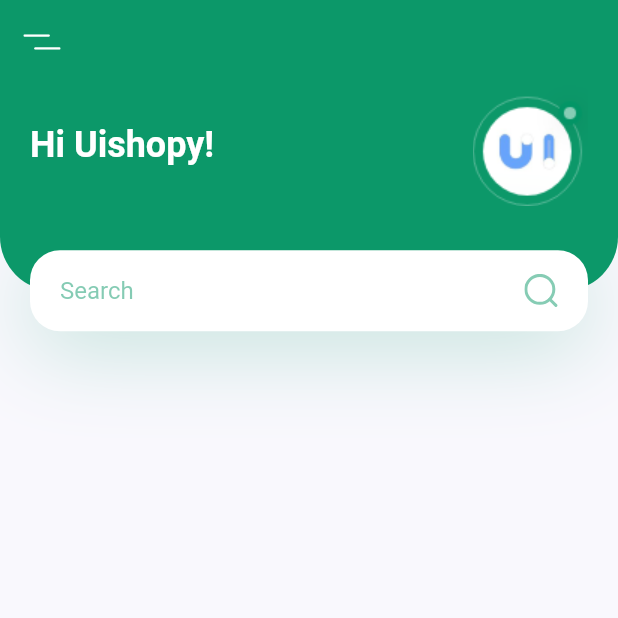
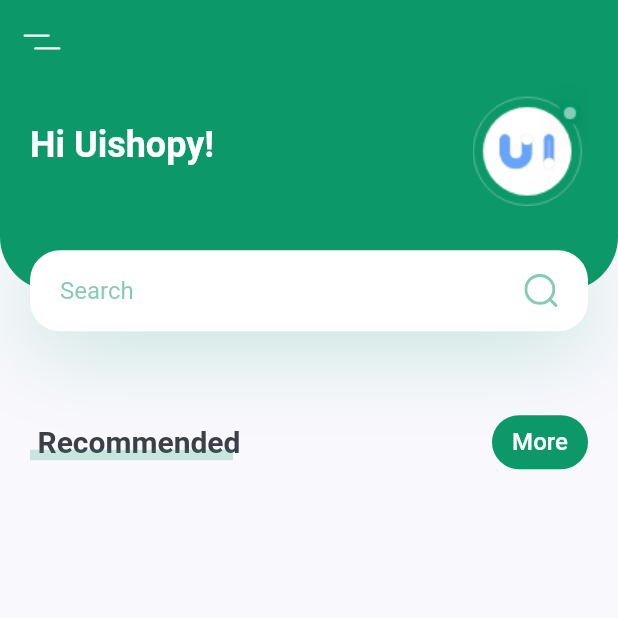
Before and after one commit to Jos620/plant_app, a Flutter app: the screen it shows after launch, on a phone screen of 412 x 824 dp, the top half of it. Run offline on Flutter 3.47's test engine with Material 2 defaults, Android fonts, the phone set to English and light mode, and no system bars; our stand-ins replace flutter_svg.

Commit message:
Add TitleWithMoreBtn component

```diff
--- a/lib/screens/home/components/body.dart
+++ b/lib/screens/home/components/body.dart
@@ -1,4 +1,5 @@
 import 'package:flutter/material.dart';
+import 'package:plant_app/screens/home/components/title_with_more_btn.dart';
 
 import 'header_with_search_box.dart';
 
@@ -11,7 +12,11 @@ class Body extends StatelessWidget {
     return SingleChildScrollView(
       child: Column(
         children: <Widget>[
-          HeaderWithSearchBox(size: size)
+          HeaderWithSearchBox(size: size),
+          TitleWithMoreBtn(
+            title: 'Recommended',
+            press: () {},
+          ),
         ],
       ),
     );
--- /dev/null
+++ b/lib/screens/home/components/title_with_more_btn.dart
@@ -0,0 +1,81 @@
+import 'package:flutter/material.dart';
+import 'package:plant_app/constants.dart';
+
+class TitleWithMoreBtn extends StatelessWidget {
+  const TitleWithMoreBtn({
+    Key? key,
+    required this.title,
+    required this.press,
+  }) : super(key: key);
+
+  final String title;
+  final Function press;
+
+
+  @override
+  Widget build(BuildContext context) {
+    return Padding(
+      padding: const EdgeInsets.symmetric(horizontal: kDefaultPadding),
+      child: Row(
+        children: [
+          TitleWithCustomUnderline(text: title),
+          const Spacer(),
+          TextButton(
+              style: TextButton.styleFrom(
+                  backgroundColor: kPrimaryColor,
+                  shape: RoundedRectangleBorder(
+                    borderRadius: BorderRadius.circular(20),
+                  )),
+              onPressed: () => press(),
+              child: const Text(
+                'More',
+                style: TextStyle(
+                  color: Colors.white,
+                  fontSize: 16,
+                ),
+              ))
+        ],
+      ),
+    );
+  }
+}
+
+class TitleWithCustomUnderline extends StatelessWidget {
+  const TitleWithCustomUnderline({
+    Key? key,
+    required this.text,
+  }) : super(key: key);
+
+  final String text;
+
+  @override
+  Widget build(BuildContext context) {
+    return SizedBox(
+      height: 24,
+      child: Stack(
+        children: [
+          Padding(
+            padding: const EdgeInsets.only(left: kDefaultPadding / 4),
+            child: Text(
+              text,
+              style: const TextStyle(
+                fontSize: 20,
+                fontWeight: FontWeight.bold,
+              ),
+            ),
+          ),
+          Positioned(
+            bottom: 0,
+            right: 0,
+            left: 0,
+            child: Container(
+              margin: const EdgeInsets.only(right: kDefaultPadding / 4),
+              height: 7,
+              color: kPrimaryColor.withOpacity(0.2),
+            ),
+          ),
+        ],
+      ),
+    );
+  }
+}
```
